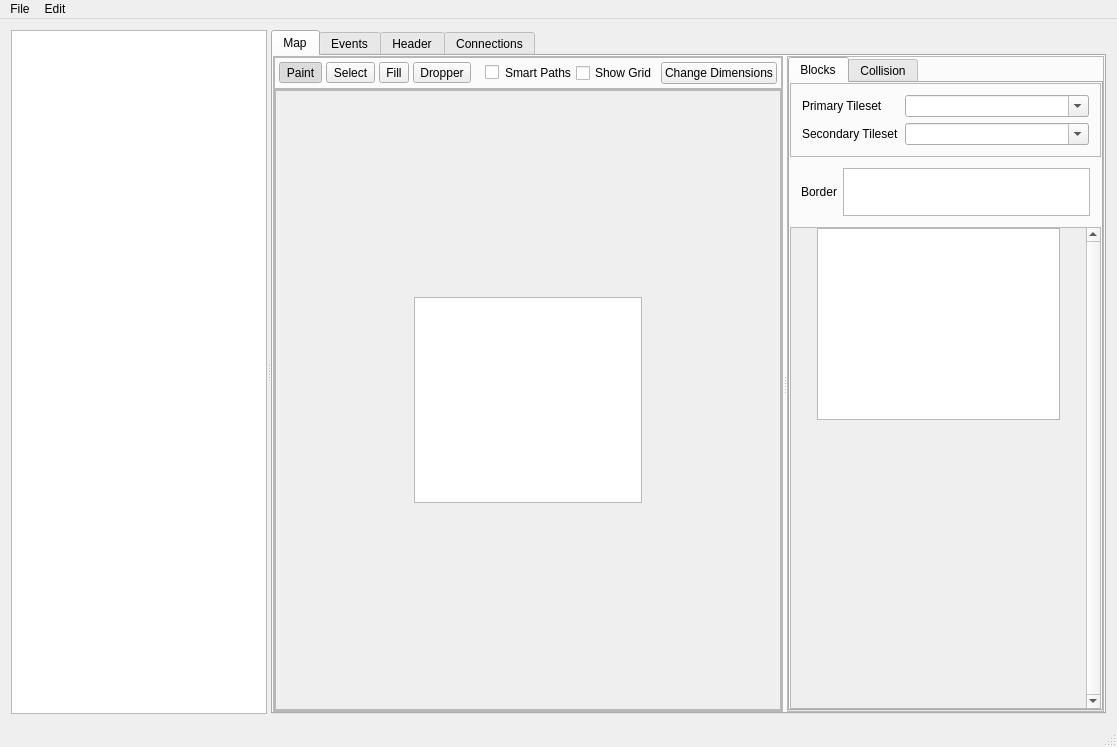
The window that mainwindow.ui (huderlem/porymap) describes before a commit, drawn with Qt 5.
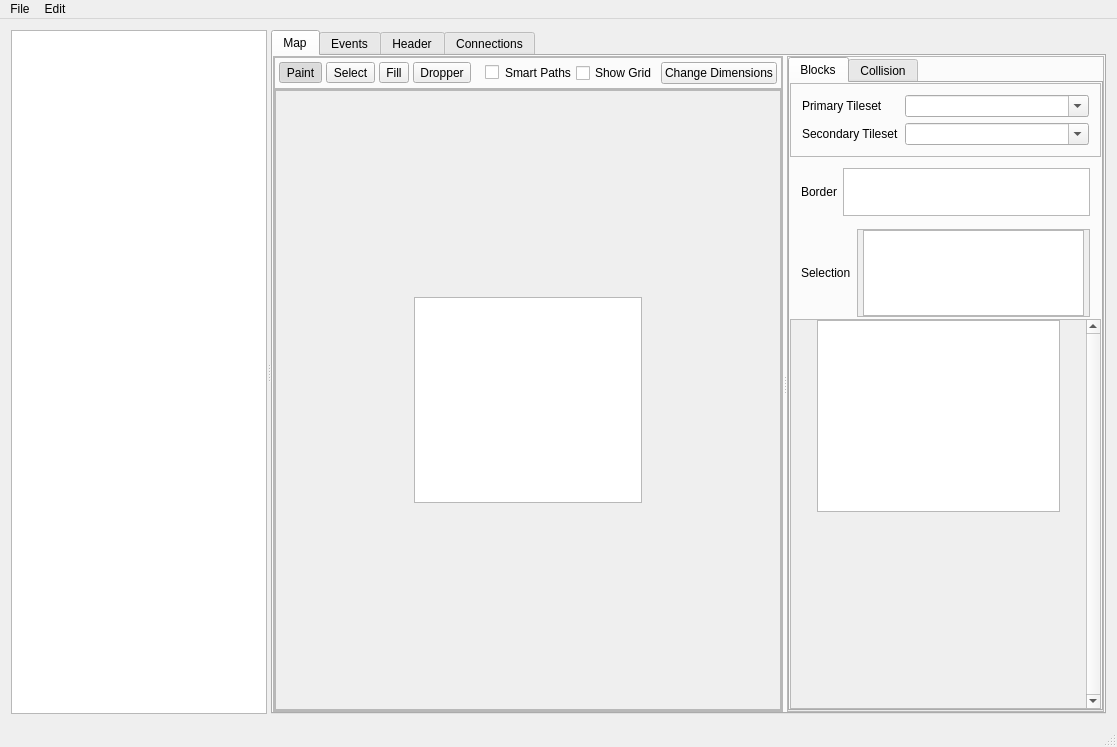
The same window after the commit. Icons and pictures are not drawn. Custom widgets are drawn as their Qt base class.

Commit message: Add ability to select metatile chunks directly from the map area. Redraw collision tiles during undo/redo

Patch:
```diff
--- a/mainwindow.ui
+++ b/mainwindow.ui
@@ -647,6 +647,143 @@
                   </widget>
                  </item>
                  <item row="2" column="0">
+                  <widget class="QFrame" name="frame_currentMetatileSelection">
+                   <property name="sizePolicy">
+                    <sizepolicy hsizetype="Preferred" vsizetype="Preferred">
+                     <horstretch>0</horstretch>
+                     <verstretch>0</verstretch>
+                    </sizepolicy>
+                   </property>
+                   <property name="minimumSize">
+                    <size>
+                     <width>0</width>
+                     <height>92</height>
+                    </size>
+                   </property>
+                   <property name="maximumSize">
+                    <size>
+                     <width>16777215</width>
+                     <height>92</height>
+                    </size>
+                   </property>
+                   <property name="frameShape">
+                    <enum>QFrame::NoFrame</enum>
+                   </property>
+                   <property name="frameShadow">
+                    <enum>QFrame::Raised</enum>
+                   </property>
+                   <layout class="QHBoxLayout" name="horizontalLayout_5">
+                    <property name="spacing">
+                     <number>6</number>
+                    </property>
+                    <property name="sizeConstraint">
+                     <enum>QLayout::SetDefaultConstraint</enum>
+                    </property>
+                    <property name="topMargin">
+                     <number>2</number>
+                    </property>
+                    <property name="bottomMargin">
+                     <number>2</number>
+                    </property>
+                    <item>
+                     <widget class="QLabel" name="label_10">
+                      <property name="sizePolicy">
+                       <sizepolicy hsizetype="Preferred" vsizetype="Minimum">
+                        <horstretch>0</horstretch>
+                        <verstretch>0</verstretch>
+                       </sizepolicy>
+                      </property>
+                      <property name="text">
+                       <string>Selection</string>
+                      </property>
+                     </widget>
+                    </item>
+                    <item>
+                     <widget class="QScrollArea" name="scrollArea_6">
+                      <property name="widgetResizable">
+                       <bool>true</bool>
+                      </property>
+                      <widget class="QWidget" name="scrollAreaWidgetContents_6">
+                       <property name="geometry">
+                        <rect>
+                         <x>0</x>
+                         <y>0</y>
+                         <width>315</width>
+                         <height>86</height>
+                        </rect>
+                       </property>
+                       <layout class="QHBoxLayout" name="horizontalLayout_7">
+                        <property name="leftMargin">
+                         <number>0</number>
+                        </property>
+                        <property name="topMargin">
+                         <number>0</number>
+                        </property>
+                        <property name="rightMargin">
+                         <number>0</number>
+                        </property>
+                        <property name="bottomMargin">
+                         <number>0</number>
+                        </property>
+                        <item>
+                         <spacer name="horizontalSpacer_16">
+                          <property name="orientation">
+                           <enum>Qt::Horizontal</enum>
+                          </property>
+                          <property name="sizeHint" stdset="0">
+                           <size>
+                            <width>40</width>
+                            <height>20</height>
+                           </size>
+                          </property>
+                         </spacer>
+                        </item>
+                        <item>
+                         <widget class="QGraphicsView" name="graphicsView_currentMetatileSelection">
+                          <property name="sizePolicy">
+                           <sizepolicy hsizetype="Preferred" vsizetype="Preferred">
+                            <horstretch>0</horstretch>
+                            <verstretch>0</verstretch>
+                           </sizepolicy>
+                          </property>
+                          <property name="maximumSize">
+                           <size>
+                            <width>16777215</width>
+                            <height>16777215</height>
+                           </size>
+                          </property>
+                          <property name="verticalScrollBarPolicy">
+                           <enum>Qt::ScrollBarAlwaysOff</enum>
+                          </property>
+                          <property name="horizontalScrollBarPolicy">
+                           <enum>Qt::ScrollBarAlwaysOff</enum>
+                          </property>
+                          <property name="interactive">
+                           <bool>true</bool>
+                          </property>
+                         </widget>
+                        </item>
+                        <item>
+                         <spacer name="horizontalSpacer_17">
+                          <property name="orientation">
+                           <enum>Qt::Horizontal</enum>
+                          </property>
+                          <property name="sizeHint" stdset="0">
+                           <size>
+                            <width>40</width>
+                            <height>20</height>
+                           </size>
+                          </property>
+                         </spacer>
+                        </item>
+                       </layout>
+                      </widget>
+                     </widget>
+                    </item>
+                   </layout>
+                  </widget>
+                 </item>
+                 <item row="3" column="0">
                   <widget class="QScrollArea" name="scrollArea_2">
                    <property name="sizePolicy">
                     <sizepolicy hsizetype="Preferred" vsizetype="Expanding">
@@ -677,8 +814,8 @@
                      <rect>
                       <x>0</x>
                       <y>0</y>
-                      <width>358</width>
-                      <height>497</height>
+                      <width>365</width>
+                      <height>405</height>
                      </rect>
                     </property>
                     <property name="sizePolicy">
```
Left out of the diff: 4 changed lines with no effect on the pictures. The commit also changes 6 other files.
